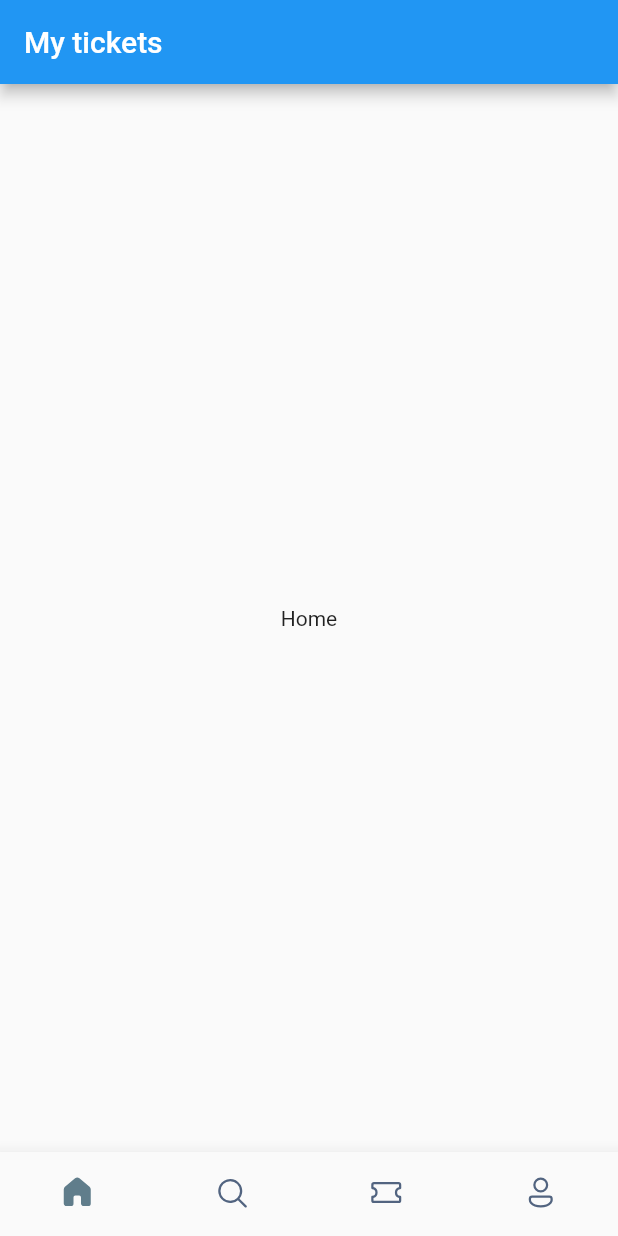
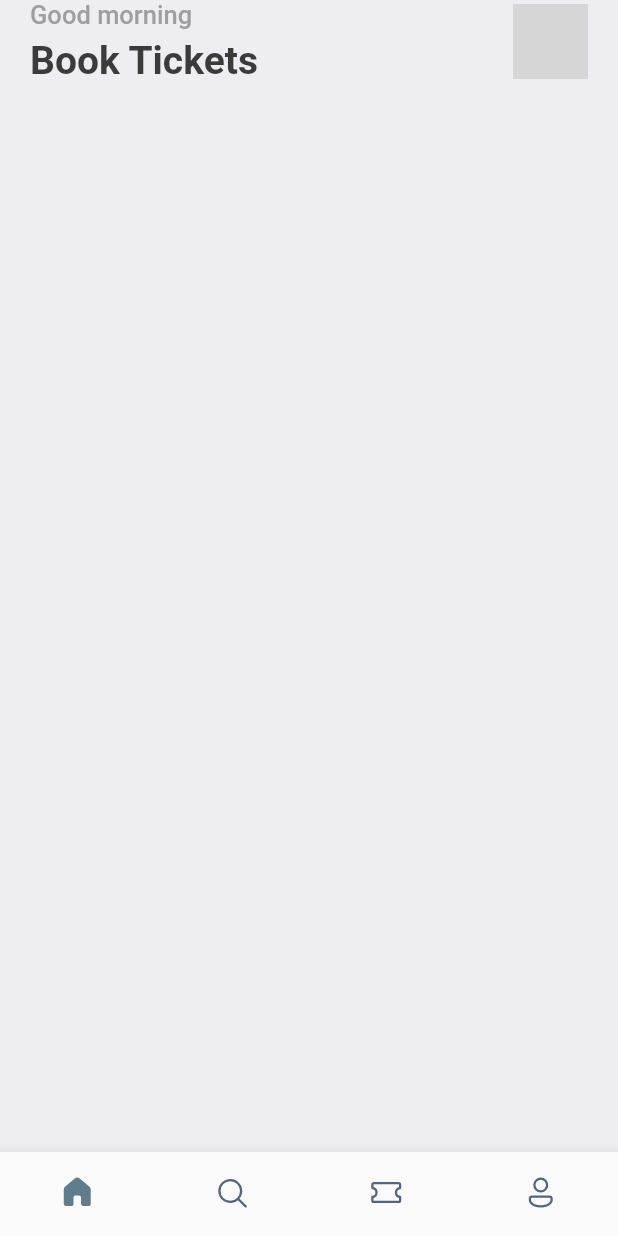
Before and after one commit to khader-zatari/booktickets, a Flutter app: the screen it shows after launch, on a phone screen of 412 x 824 dp. Run offline on Flutter 3.47's test engine with Material 2 defaults, Android fonts, the phone set to English and light mode, and no system bars; our stand-ins replace fluentui_icons; grey boxes are pictures that could not be loaded.

Commit message:
add text style file, starting the home screen

```diff
--- a/lib/main.dart
+++ b/lib/main.dart
@@ -1,4 +1,5 @@
 import 'package:booktickets/screens/bottom_bar.dart';
+import 'package:booktickets/utils/app_styles.dart';
 import 'package:flutter/material.dart';
 
 void main() {
@@ -15,7 +16,7 @@ class MyApp extends StatelessWidget {
       debugShowCheckedModeBanner: false,
       title: 'Flutter Demo',
       theme: ThemeData(
-        primarySwatch: Colors.blue,
+        primaryColor:primary
       ),
       home: const BottomBar(),
     );
--- a/lib/screens/bottom_bar.dart
+++ b/lib/screens/bottom_bar.dart
@@ -1,3 +1,4 @@
+import 'package:booktickets/screens/home_screen.dart';
 import 'package:fluentui_icons/fluentui_icons.dart';
 import 'package:flutter/material.dart';
 
@@ -11,7 +12,7 @@ class BottomBar extends StatefulWidget {
 class _BottomBarState extends State<BottomBar> {
   int _selectedIndex = 0;
   static final List<Widget> _widgetOptions = <Widget>[
-    const Text("Home"),
+    HomeScreen(),
     const Text("Search"),
     const Text("Tickets"),
     const Text("Profile"),
@@ -26,9 +27,6 @@ class _BottomBarState extends State<BottomBar> {
   @override
   Widget build(BuildContext context) {
     return Scaffold(
-      appBar: AppBar(
-        title: const Text("My tickets"),
-      ),
       body: Center(child: _widgetOptions[_selectedIndex]),
       bottomNavigationBar: BottomNavigationBar(
           currentIndex: _selectedIndex,
--- /dev/null
+++ b/lib/screens/home_screen.dart
@@ -0,0 +1,54 @@
+import 'package:flutter/cupertino.dart';
+import 'package:flutter/material.dart';
+import '../utils/app_styles.dart';
+
+class HomeScreen extends StatelessWidget {
+  const HomeScreen({super.key});
+
+  @override
+  Widget build(BuildContext context) {
+    return Scaffold(
+      backgroundColor: Styles.bgColor,
+      body: ListView(
+        children: [
+          Container(
+            padding: const EdgeInsets.symmetric(horizontal: 20),
+            child: Column(
+              children: [
+                Row(
+                  mainAxisAlignment: MainAxisAlignment.spaceBetween,
+                  children: [
+                    Column(
+                      crossAxisAlignment: CrossAxisAlignment.start,
+                      children: [
+                        Text(
+                          "Good morning",
+                          style: Styles.headLineStyle3,
+                        ),
+                        const SizedBox(
+                          height: 5,
+                        ),
+                        Text("Book Tickets", style: Styles.headLineStyle1),
+                      ],
+                    ),
+                    Container(
+                      height: 50,
+                      width: 50,
+                      decoration: BoxDecoration(
+                        borderRadius: BorderRadius.circular(10),
+                        image: const DecorationImage(
+                          fit: BoxFit.cover,
+                          image: AssetImage('assets/images/img_1.png'),
+                        ),
+                      ),
+                    ),
+                  ],
+                ),
+              ],
+            ),
+          )
+        ],
+      ),
+    );
+  }
+}
--- /dev/null
+++ b/lib/utils/app_styles.dart
@@ -0,0 +1,20 @@
+import 'package:flutter/material.dart';
+
+Color primary = const Color(0xFF687daf);
+
+class Styles {
+  static Color primaryColor = primary;
+  static Color textColor = const Color(0xFF3b3b3b);
+  static Color bgColor = const Color(0xFFeeedf2);
+  static Color orangeColor = const Color(0xFF526799);
+  static TextStyle textStyle =
+      TextStyle(fontSize: 16, color: textColor, fontWeight: FontWeight.w500);
+  static TextStyle headLineStyle1 =
+      TextStyle(fontSize: 26, color: textColor, fontWeight: FontWeight.bold);
+  static TextStyle headLineStyle2 =
+      TextStyle(fontSize: 21, color: textColor, fontWeight: FontWeight.bold);
+  static TextStyle headLineStyle3 = TextStyle(
+      fontSize: 17, color: Colors.grey.shade500, fontWeight: FontWeight.w500);
+  static TextStyle headLineStyle4 = TextStyle(
+      fontSize: 14, color: Colors.grey.shade500, fontWeight: FontWeight.w500);
+}
--- a/pubspec.yaml
+++ b/pubspec.yaml
@@ -61,8 +61,8 @@ flutter:
   uses-material-design: true
 
   # To add assets to your application, add an assets section, like this:
-  # assets:
-  #   - images/a_dot_burr.jpeg
+  assets:
+    - assets/images/
   #   - images/a_dot_ham.jpeg
 
   # An image asset can refer to one or more resolution-specific "variants", see
```
Also changed, not shown: assets/images/sit.jpg (added).
